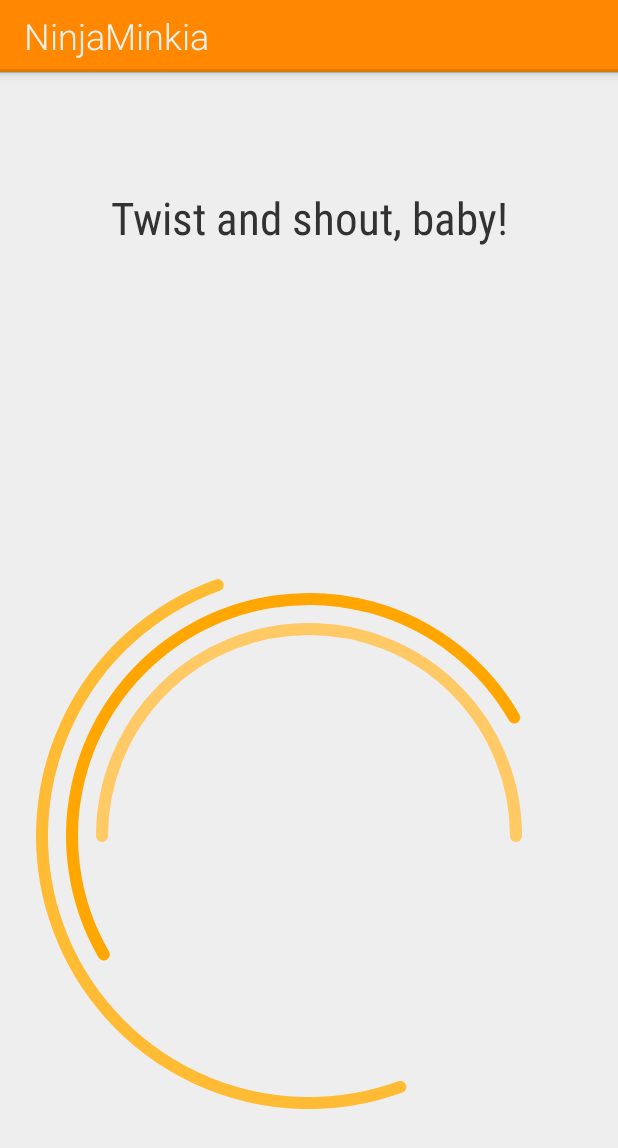
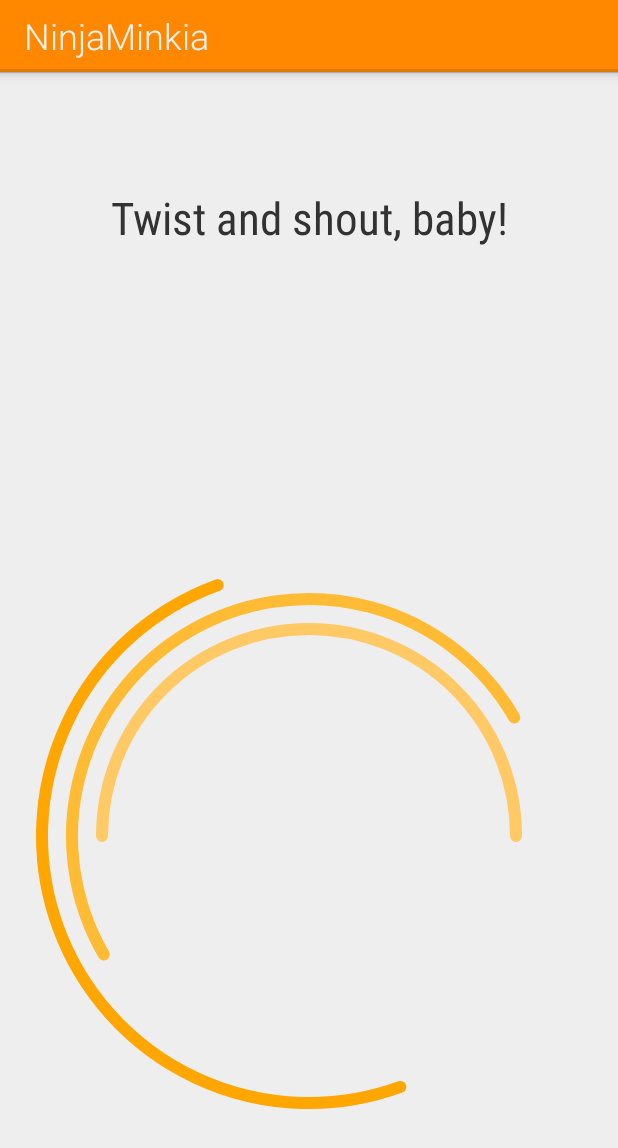
Before and after one commit to lecoselol/ClumsyNinja, an Android app: the fragment RotationFragment shown on its own in the app's theme, on a phone screen of 412 x 824 dp. Shown: the top 1148 px of the screen. Run offline under Robolectric (Android 15) with nearby library versions, the phone set to English and light mode, and no system bars.

Commit message:
better ring colors

```diff
--- a/ClumsyNinjaApp/src/main/res/values/colors.xml
+++ b/ClumsyNinjaApp/src/main/res/values/colors.xml
@@ -1,6 +1,6 @@
 <?xml version="1.0" encoding="utf-8"?>
 <resources>
-    <color name="ninjaminchia_color1">#ffffbb33</color>
-    <color name="ninjaminchia_color2">#ffffa600</color>
+    <color name="ninjaminchia_color1">#ffffa600</color>
+    <color name="ninjaminchia_color2">#ffffbb33</color>
     <color name="ninjaminchia_color3">#ffffc966</color>
 </resources>
```
